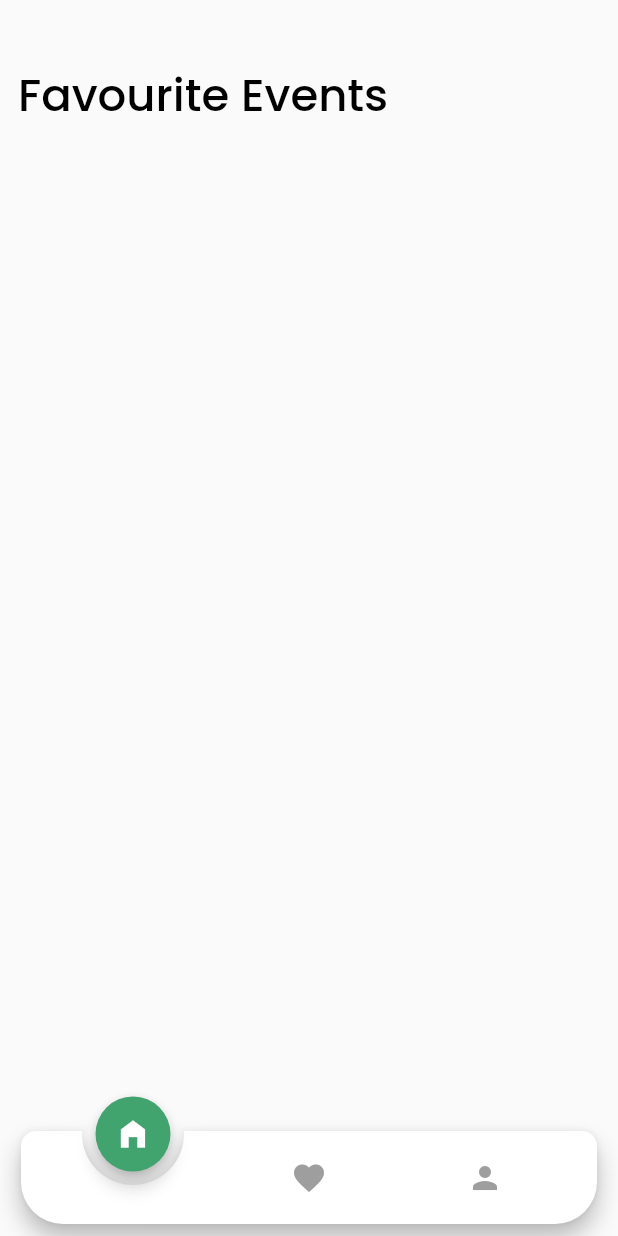
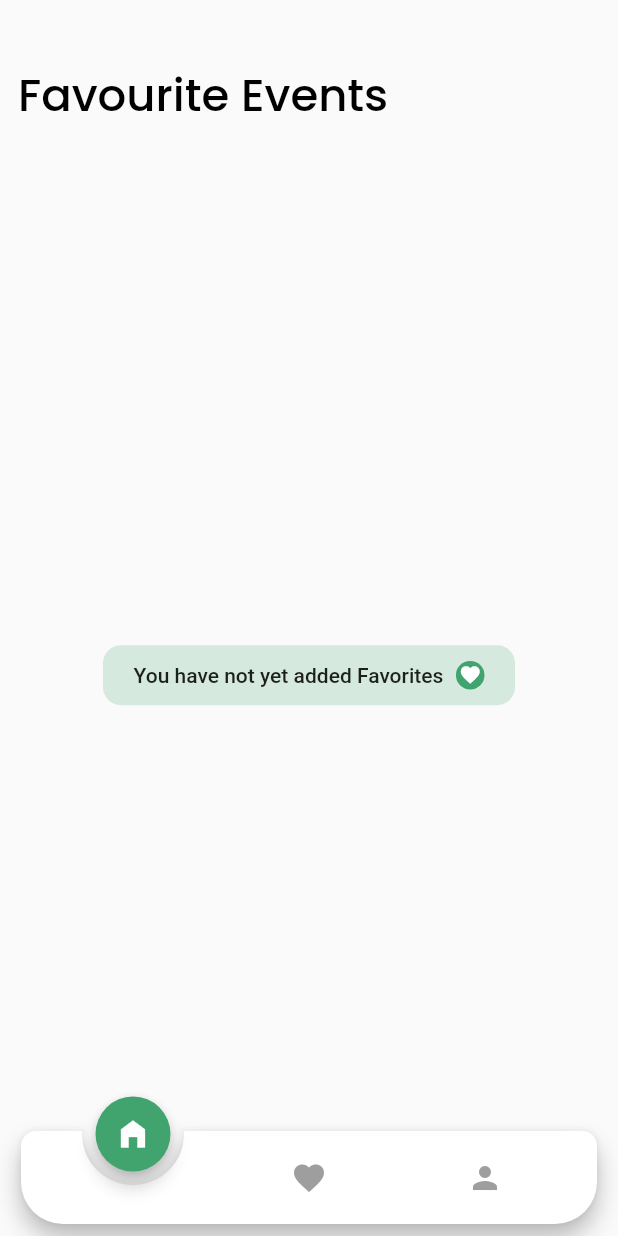
Before and after one commit to Pak-Endo/Pak-Endo-Mobile, a Flutter app: the Landing screen opened directly, swiped to page 2, on a phone screen of 412 x 824 dp. Run offline on Flutter 3.47's test engine with Material 2 defaults, Android fonts, the phone set to English and light mode, and no system bars; drawn by our look-alikes of animated_notch_bottom_bar; our stand-ins replace cached_network_image, carousel_slider, dots_indicator, flutter_easyloading, flutter_native_splash, get and 3 more; missing offline and left inert: is_first_run; accounts and stored records are empty; network calls fail.

Commit message:
AttendedEvents.dart added

```diff
--- a/lib/controllers/api_controller.dart
+++ b/lib/controllers/api_controller.dart
@@ -65,14 +65,14 @@ class ApiController {
     }
   }
 
-  getProfile(String id) async {
-    try {
-      var json = await Api().get_('${MyConsts.baseUrl}user/getUserById/$id');
-      return;
-    } catch (e) {
-      rethrow;
-    }
-  }
+  // getProfile(String id) async {
+  //   try {
+  //     var json = await Api().get_('${MyConsts.baseUrl}user/getUserById/$id');
+  //     return;
+  //   } catch (e) {
+  //     rethrow;
+  //   }
+  // }
 
   getFavEvents(limit, offset) async {
     try {
@@ -96,4 +96,22 @@ class ApiController {
       rethrow;
     }
   }
+
+  addToAttendedEvents(String id) async {
+    try {
+      await Api().post_('${MyConsts.baseUrl}attended/addToAttendedEvents',
+          params: jsonEncode({"eventID": id}));
+    } catch (e) {
+      rethrow;
+    }
+  }
+
+  getAttendedEvents(limit, offset) async {
+    try {
+      return await Api().get_(
+          '${MyConsts.baseUrl}attended/getAllAttended?limit=$limit&offset=$offset');
+    } catch (e) {
+      rethrow;
+    }
+  }
 }
--- a/lib/views/pages/faviortes.dart
+++ b/lib/views/pages/faviortes.dart
@@ -1,6 +1,7 @@
 import 'package:flutter/material.dart';
 import 'package:get/get.dart';
 import 'package:pak_endo/controllers/fav_controller.dart';
+import 'package:pak_endo/views/widgets/CustomWidgets/custom_view.dart';
 import 'package:pak_endo/views/widgets/custom_text/app_large_text.dart';
 import 'package:pak_endo/views/widgets/event_list_card.dart';
 
@@ -39,12 +40,17 @@ class FavoriteView extends StatelessWidget {
   }
 
   displayFav() {
+    if (controller.fav.isEmpty) {
+      return const Expanded(
+          child:
+              CustomView('You have not yet added Favorites', Icons.favorite));
+    }
     return Expanded(
       child: Obx(() {
         return ListView.builder(
             scrollDirection: Axis.vertical,
             itemCount: controller.fav.length,
-            padding: const EdgeInsets.only(left: 5, right: 5,bottom: 120),
+            padding: const EdgeInsets.only(left: 5, right: 5, bottom: 120),
             shrinkWrap: true,
             itemBuilder: (_, index) {
               final event = controller.fav[index];
--- a/lib/views/pages/homepage.dart
+++ b/lib/views/pages/homepage.dart
@@ -4,7 +4,7 @@ import 'package:pak_endo/constants/app_colors.dart';
 import 'package:pak_endo/constants/consts.dart';
 import 'package:pak_endo/controllers/home_controller.dart';
 import 'package:pak_endo/routes/navigations.dart';
-import 'package:pak_endo/views/widgets/event_cards/Finishedeventcard.dart';
+import 'package:pak_endo/views/widgets/event_cards/FinishedEvents.dart';
 import 'package:pak_endo/views/widgets/event_cards/OnGoingEvents.dart';
 import 'package:pak_endo/views/widgets/event_cards/UpcomingEvents.dart';
 
--- /dev/null
+++ b/lib/views/widgets/CustomWidgets/custom_view.dart
@@ -0,0 +1,37 @@
+import 'package:flutter/material.dart';
+import 'package:get/get.dart';
+import 'package:pak_endo/constants/app_colors.dart';
+
+class CustomView extends StatelessWidget {
+  const CustomView(this.title, this.icon, {super.key});
+
+  final String title;
+  final IconData icon;
+
+  @override
+  Widget build(BuildContext context) {
+    return Center(
+        child: Container(
+            width: Get.width / 1.5,
+            height: 40,
+            margin: const EdgeInsets.fromLTRB(22, 0, 22, 10),
+            padding: const EdgeInsets.symmetric(horizontal: 12),
+            decoration: BoxDecoration(
+                color: Appcolors.appgreencolor.withOpacity(0.2),
+                borderRadius: BorderRadius.circular(12)),
+            alignment: Alignment.center,
+            child: Row(
+                mainAxisAlignment: MainAxisAlignment.spaceEvenly,
+                children: [
+                  Text(title,
+                      style: const TextStyle(
+                          fontSize: 14, fontWeight: FontWeight.w500)),
+                  Container(
+                    padding: const EdgeInsets.all(2),
+                      decoration: BoxDecoration(
+                          color: Appcolors.appgreencolor,
+                          borderRadius: BorderRadius.circular(12)),
+                      child: Icon(icon, size: 15, color: Colors.white))
+                ])));
+  }
+}
```
Also changed, not shown: lib/controllers/home_controller.dart (+19 -1 lines), lib/controllers/profile_controller.dart (+21 -1 lines), lib/views/pages/details_page.dart (+37 -14 lines), lib/views/pages/profile.dart (+14 -9 lines), lib/views/widgets/event_cards/AttendedEvents.dart (added, +198 -0 lines), lib/views/widgets/event_cards/FinishedEvents.dart (renamed from lib/views/widgets/event_cards/Finishedeventcard.dart).
